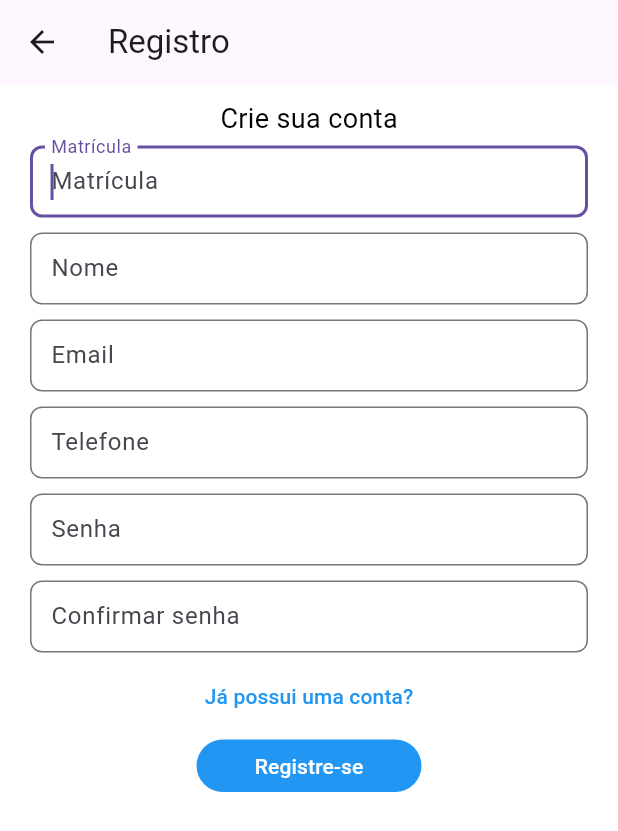
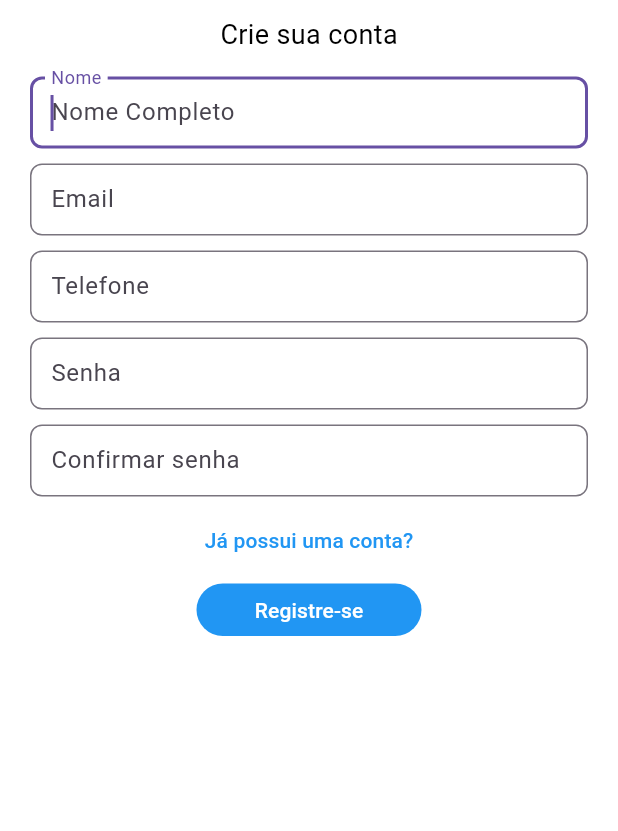
Before and after one commit to tognivini/lc-mobile-flutter, a Flutter app: the screen it shows after launch, after a tap on "Crie uma conta", on a phone screen of 412 x 824 dp. Shown: the top 831 px of the screen. Run offline on Flutter 3.47's test engine with Material 3 defaults, Android fonts, the phone set to English and light mode, and no system bars; missing offline and left inert: localstore; network calls fail.

Commit message:
update, register page

```diff
--- a/lib/src/pages/AuthPages/LoginScreen.dart
+++ b/lib/src/pages/AuthPages/LoginScreen.dart
@@ -1,10 +1,7 @@
 // ignore_for_file: file_names, avoid_print, override_on_non_overriding_member
-
 import 'dart:convert';
-
 import 'package:flutter/material.dart';
 import 'package:localstore/localstore.dart';
-import 'package:lc_mobile_flutter/src/pages/CommonPages/ProfileScreen.dart';
 import 'package:lc_mobile_flutter/src/service/repositories/AuthRepository.dart';
 
 class LoginScreen extends StatefulWidget {
@@ -15,7 +12,7 @@ class LoginScreen extends StatefulWidget {
 }
 
 class _LoginState extends State<LoginScreen> {
-  TextEditingController matriculaController = TextEditingController();
+  // TextEditingController matriculaController = TextEditingController();
   TextEditingController email = TextEditingController();
   TextEditingController password = TextEditingController();
 
@@ -30,10 +27,10 @@ class _LoginState extends State<LoginScreen> {
 
     return Scaffold(
         backgroundColor: Colors.white,
-        appBar: AppBar(
-          title: const Text('Login'),
-        ),
-        body: SingleChildScrollView(
+        // appBar: AppBar(
+        //   title: const Text('Laundry CEU'),
+        // ),
+        body: Center(
           child: Column(
             children: [
               const Padding(
@@ -71,8 +68,8 @@ class _LoginState extends State<LoginScreen> {
                   style: const TextStyle(
                       fontWeight: FontWeight.normal, color: Colors.black),
                   decoration: InputDecoration(
-                    labelText: 'Password',
-                    hintText: 'Pass válido plz',
+                    labelText: 'Senha',
+                    hintText: 'Digite uma senha válida por favor',
                     contentPadding:
                         const EdgeInsets.only(top: 5, bottom: 5, left: 10),
                     border: OutlineInputBorder(
--- a/lib/src/pages/AuthPages/RegisterScreen.dart
+++ b/lib/src/pages/AuthPages/RegisterScreen.dart
@@ -1,72 +1,96 @@
-// ignore_for_file: file_names, avoid_print, override_on_non_overriding_member
+// ignore_for_file: file_names, avoid_print, override_on_non_overriding_member, unrelated_type_equality_checks
+import 'package:flutter/material.dart';
+import 'package:lc_mobile_flutter/src/service/repositories/UserRepository.dart';
 
-import 'package:flutter/material.dart';
-// import 'navigator_keys.dart';
-
-// ignore: must_be_immutable
 class RegisterScreen extends StatefulWidget {
   const RegisterScreen({super.key, String? name});
-  // String id;
 
   @override
   State<RegisterScreen> createState() => _RegisterState();
 }
 
 class _RegisterState extends State<RegisterScreen> {
-  // RegisterScreen({
-  //   super.key,
-  //   required this.id,
-  // });
+  // TextEditingController matriculaController = TextEditingController();
+  TextEditingController name = TextEditingController();
+  TextEditingController email = TextEditingController();
+  TextEditingController phoneNumber = TextEditingController();
+  TextEditingController password = TextEditingController();
+  TextEditingController repassword = TextEditingController();
 
-  TextEditingController nameController = TextEditingController();
-  TextEditingController matriculaController = TextEditingController();
-  TextEditingController emailController = TextEditingController();
-  TextEditingController phoneController = TextEditingController();
-  TextEditingController passController = TextEditingController();
-  TextEditingController rePassController = TextEditingController();
+  void callAlertDialog(isSuccess, message, mayClear) {
+    showDialog(
+      context: context,
+      builder: (BuildContext context) {
+        return AlertDialog(
+          title: Text(isSuccess ? "Sucesso!" : "Erro!"),
+          content: Text('$message'),
+          actions: <Widget>[
+            TextButton(
+              child: const Text("Fechar"),
+              onPressed: () {
+                Navigator.of(context).pop();
+
+                if (mayClear) {
+                  clearInputs();
+                }
+              },
+            ),
+          ],
+        );
+      },
+    );
+  }
+
+  void clearInputs() {
+    name.text = '';
+    email.text = '';
+    phoneNumber.text = '';
+    password.text = '';
+    repassword.text = '';
+  }
 
   @override
   Widget build(BuildContext context) {
     return Scaffold(
         backgroundColor: Colors.white,
-        appBar: AppBar(
-          title: const Text('Registro'),
-        ),
-        body: SingleChildScrollView(
+        // appBar: AppBar(
+        //   title: const Text('Registro'),
+        // ),
+        body: Center(
           child: Column(
             children: [
               const Padding(
-                padding: EdgeInsets.only(top: 10),
+                padding: EdgeInsets.only(top: 10, bottom: 10),
                 child: Text('Crie sua conta',
                     style: TextStyle(color: Colors.black, fontSize: 18)),
               ),
+              // Padding(
+              //   padding: const EdgeInsets.only(
+              //       top: 5, right: 20, bottom: 5, left: 20),
+              //   child: TextFormField(
+              //     autofocus: true,
+              //     keyboardType: TextInputType.name,
+              //     controller: matriculaController,
+              //     // initialValue: 'sathyabaman@gmail.com',
+              //     style: const TextStyle(
+              //         fontWeight: FontWeight.normal, color: Colors.black),
+              //     decoration: InputDecoration(
+              //       labelText: 'Matrícula',
+              //       hintText: 'Matrícula',
+              //       contentPadding:
+              //           const EdgeInsets.only(top: 5, bottom: 5, left: 10),
+              //       border: OutlineInputBorder(
+              //           borderRadius: BorderRadius.circular(8.0)),
+              //     ),
+              //   ),
+              // ),
               Padding(
                 padding: const EdgeInsets.only(
                     top: 5, right: 20, bottom: 5, left: 20),
                 child: TextFormField(
                   autofocus: true,
                   keyboardType: TextInputType.name,
-                  controller: matriculaController,
-                  // initialValue: 'sathyabaman@gmail.com',
-                  style: const TextStyle(
-                      fontWeight: FontWeight.normal, color: Colors.black),
-                  decoration: InputDecoration(
-                    labelText: 'Matrícula',
-                    hintText: 'Matrícula',
-                    contentPadding:
-                        const EdgeInsets.only(top: 5, bottom: 5, left: 10),
-                    border: OutlineInputBorder(
-                        borderRadius: BorderRadius.circular(8.0)),
-                  ),
-                ),
-              ),
-              Padding(
-                padding: const EdgeInsets.only(
-                    top: 5, right: 20, bottom: 5, left: 20),
-                child: TextFormField(
-                  autofocus: true,
-                  keyboardType: TextInputType.name,
-                  controller: nameController,
+                  controller: name,
                   // initialValue: 'sathyabaman@gmail.com',
                   style: const TextStyle(
                       fontWeight: FontWeight.normal, color: Colors.black),
@@ -86,7 +110,7 @@ class _RegisterState extends State<RegisterScreen> {
                     top: 5, right: 20, bottom: 5, left: 20),
                 child: TextFormField(
                   keyboardType: TextInputType.emailAddress,
-                  controller: emailController,
+                  controller: email,
                   // initialValue: 'sathyabaman@gmail.com',
                   style: const TextStyle(
                       fontWeight: FontWeight.normal, color: Colors.black),
@@ -105,7 +129,7 @@ class _RegisterState extends State<RegisterScreen> {
                     top: 5, right: 20, bottom: 5, left: 20),
                 child: TextFormField(
                   keyboardType: TextInputType.phone,
-                  controller: phoneController,
+                  controller: phoneNumber,
                   // initialValue: 'sathyabaman@gmail.com',
                   style: const TextStyle(
                       fontWeight: FontWeight.normal, color: Colors.black),
@@ -124,8 +148,7 @@ class _RegisterState extends State<RegisterScreen> {
                     top: 5, right: 20, bottom: 5, left: 20),
                 child: TextFormField(
                   keyboardType: TextInputType.visiblePassword,
-                  controller: passController,
-                  // initialValue: 'sathyabaman@gmail.com',
+                  controller: password,
                   style: const TextStyle(
                       fontWeight: FontWeight.normal, color: Colors.black),
                   decoration: InputDecoration(
@@ -143,8 +166,7 @@ class _RegisterState extends State<RegisterScreen> {
                     top: 5, right: 20, bottom: 5, left: 20),
                 child: TextFormField(
                   keyboardType: TextInputType.visiblePassword,
-                  controller: passController,
-                  // initialValue: 'sathyabaman@gmail.com',
+                  controller: repassword,
                   style: const TextStyle(
                       fontWeight: FontWeight.normal, color: Colors.black),
                   decoration: InputDecoration(
@@ -179,15 +201,39 @@ class _RegisterState extends State<RegisterScreen> {
                         foregroundColor:
                             MaterialStateProperty.all<Color>(Colors.white),
                       ),
-                      onPressed: () {
-                        Navigator.pushNamed(
-                          context,
-                          '/auth/login',
-                        );
-                        // print('katchouwn', text);
-                        // // setState(() {
-
-                        // });
+                      onPressed: () async {
+                        var payload = {};
+                        payload["name"] = name.text;
+                        payload["email"] = email.text;
+                        payload["phoneNumber"] = phoneNumber.text;
+                        payload["password"] = password.text;
+                        if (name.text != '' &&
+                            email.text != '' &&
+                            phoneNumber.text != '' &&
+                            password.text != '' &&
+                            repassword.text != '') {
+                          if (password.text != repassword.text) {
+                            return callAlertDialog(
+                                false, "Senhas não coincidem!", true);
+                          } else {
+                            // await UserRepository().createUser(payload).then(
+                            //       (value) => {
+                            //         if (value != false)
+                            //           {
+                            //             Navigator.pushNamed(
+                            //               context,
+                            //               '/auth/login',
+                            //             )
+                            //           }
+                            //         else
+                            //           {
+                            //             callAlertDialog(false,
+                            //                 "Tente novamente mais tarde!", true)
+                            //           }
+                            //       },
+                            //     );
+                          }
+                        }
                       },
                       child: const Text('Registre-se'),
                     ),
--- a/lib/src/pages/CommonPages/ProfileScreen.dart
+++ b/lib/src/pages/CommonPages/ProfileScreen.dart
@@ -48,10 +48,10 @@ class _ProfileState extends State<ProfileScreen> {
 
     return Scaffold(
         backgroundColor: Colors.white,
-        appBar: AppBar(
-          title: const Text('Perfil'),
-        ),
-        body: SingleChildScrollView(
+        // appBar: AppBar(
+        //   title: const Text('Perfil'),
+        // ),
+        body: Center(
           child: Column(
             children: [
               Padding(
--- a/lib/src/service/repositories/AuthRepository.dart
+++ b/lib/src/service/repositories/AuthRepository.dart
@@ -1,9 +1,5 @@
 // ignore_for_file: non_constant_identifier_names, prefer_function_declarations_over_variables
-
-import 'package:flutter/src/widgets/editable_text.dart';
 import 'package:http/http.dart' as http;
-import 'package:lc_mobile_flutter/src/model/Interface.dart';
-import 'package:lc_mobile_flutter/src/model/UserModel.dart';
 import 'package:lc_mobile_flutter/src/service/AbstractService.dart';
 import 'dart:convert';
 
@@ -56,8 +52,6 @@ class AuthRepository extends AbstractService {
         return false;
       }
     } else {
-      // print('problemas ' + resposta.statusCode.toString());
-      // print('erro: ' + resposta.body.toString());
       return false;
     }
   }
```
Also changed, not shown: lib/src/pages/CommonPages/ScheduleScreen.dart (+4 -4 lines), lib/src/service/repositories/ScheduleRepository.dart (+0 -32 lines), lib/src/service/repositories/UserRepository.dart (+32 -0 lines).
